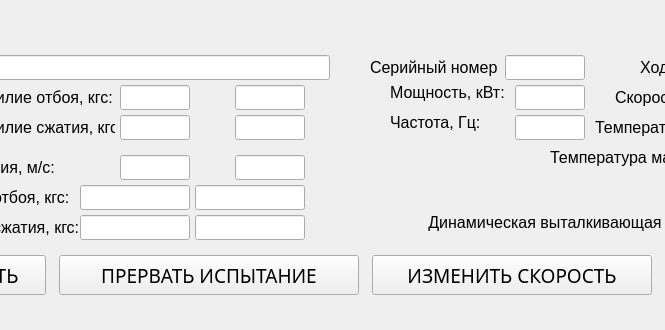
First picture: the form in ui/mainui.ui, repository Skorikof/SPG-023MK, before the edit; both pictures show x 380 to 1045 and y 600 to 930 of the 1260 by 930 pixel window.
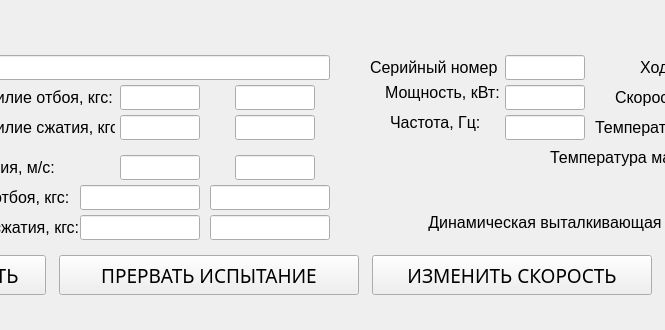
Second picture: the form after the edit. Custom widgets are drawn as their Qt base class.

Commit message: В окне испытания расширил лайнэдиты справочных усилий

Patch:
```diff
--- a/ui/mainui.ui
+++ b/ui/mainui.ui
@@ -2566,7 +2566,7 @@
                   <rect>
                    <x>260</x>
                    <y>65</y>
-                   <width>70</width>
+                   <width>80</width>
                    <height>25</height>
                   </rect>
                  </property>
@@ -2642,7 +2642,7 @@
                   <rect>
                    <x>220</x>
                    <y>135</y>
-                   <width>110</width>
+                   <width>120</width>
                    <height>25</height>
                   </rect>
                  </property>
@@ -2679,7 +2679,7 @@
                   <rect>
                    <x>220</x>
                    <y>165</y>
-                   <width>110</width>
+                   <width>120</width>
                    <height>25</height>
                   </rect>
                  </property>
@@ -2784,7 +2784,7 @@
                   <rect>
                    <x>260</x>
                    <y>35</y>
-                   <width>70</width>
+                   <width>80</width>
                    <height>25</height>
                   </rect>
                  </property>
@@ -2819,9 +2819,9 @@
                 <widget class="QLineEdit" name="lab_limit_recoil_2_le">
                  <property name="geometry">
                   <rect>
-                   <x>335</x>
+                   <x>350</x>
                    <y>135</y>
-                   <width>110</width>
+                   <width>120</width>
                    <height>25</height>
                   </rect>
                  </property>
@@ -2856,9 +2856,9 @@
                 <widget class="QLineEdit" name="lab_limit_comp_2_le">
                  <property name="geometry">
                   <rect>
-                   <x>335</x>
+                   <x>350</x>
                    <y>165</y>
-                   <width>110</width>
+                   <width>120</width>
                    <height>25</height>
                   </rect>
                  </property>
@@ -3023,7 +3023,7 @@
                 <widget class="QLabel" name="lbl_27">
                  <property name="geometry">
                   <rect>
-                   <x>530</x>
+                   <x>525</x>
                    <y>30</y>
                    <width>115</width>
                    <height>25</height>
@@ -3054,9 +3054,9 @@
                 <widget class="QLineEdit" name="lab_power_le">
                  <property name="geometry">
                   <rect>
-                   <x>655</x>
+                   <x>645</x>
                    <y>35</y>
-                   <width>70</width>
+                   <width>80</width>
                    <height>25</height>
                   </rect>
                  </property>
@@ -3122,9 +3122,9 @@
                 <widget class="QLineEdit" name="lab_freq_le">
                  <property name="geometry">
                   <rect>
-                   <x>655</x>
+                   <x>645</x>
                    <y>65</y>
-                   <width>70</width>
+                   <width>80</width>
                    <height>25</height>
                   </rect>
                  </property>
@@ -3192,7 +3192,7 @@
                   <rect>
                    <x>260</x>
                    <y>105</y>
-                   <width>70</width>
+                   <width>80</width>
                    <height>25</height>
                   </rect>
                  </property>
@@ -3229,7 +3229,7 @@
                   <rect>
                    <x>375</x>
                    <y>35</y>
-                   <width>70</width>
+                   <width>80</width>
                    <height>25</height>
                   </rect>
                  </property>
@@ -3266,7 +3266,7 @@
                   <rect>
                    <x>375</x>
                    <y>65</y>
-                   <width>70</width>
+                   <width>80</width>
                    <height>25</height>
                   </rect>
                  </property>
@@ -3303,7 +3303,7 @@
                   <rect>
                    <x>375</x>
                    <y>105</y>
-                   <width>70</width>
+                   <width>80</width>
                    <height>25</height>
                   </rect>
                  </property>
```
The commit also changes 3 other files.
